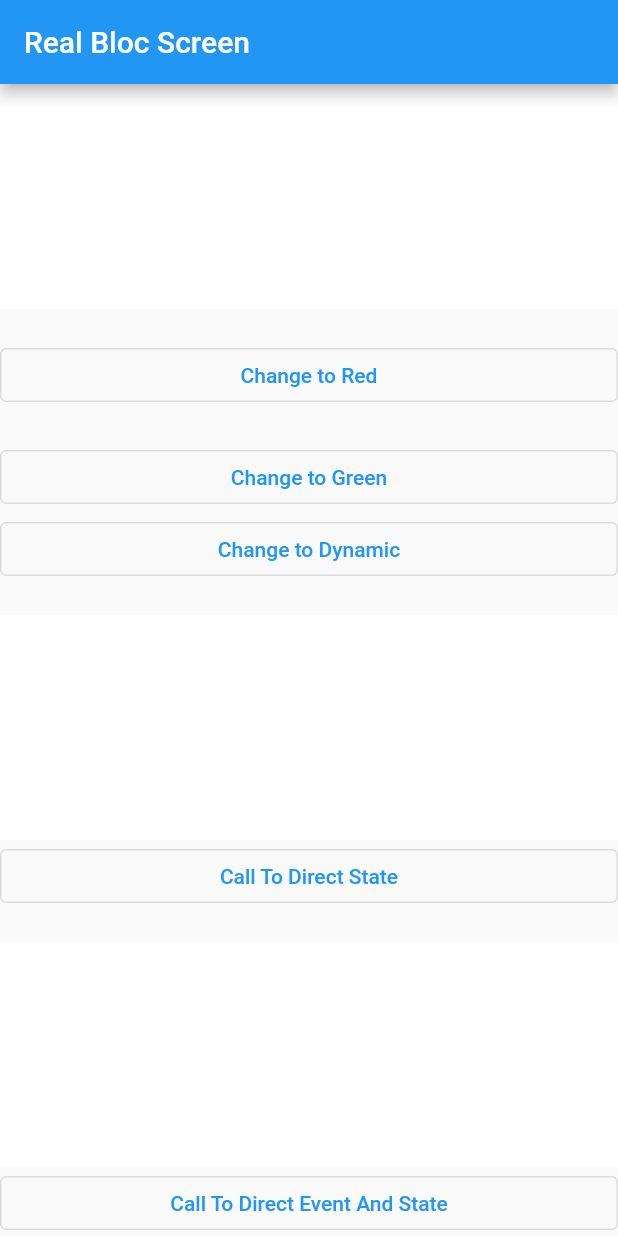
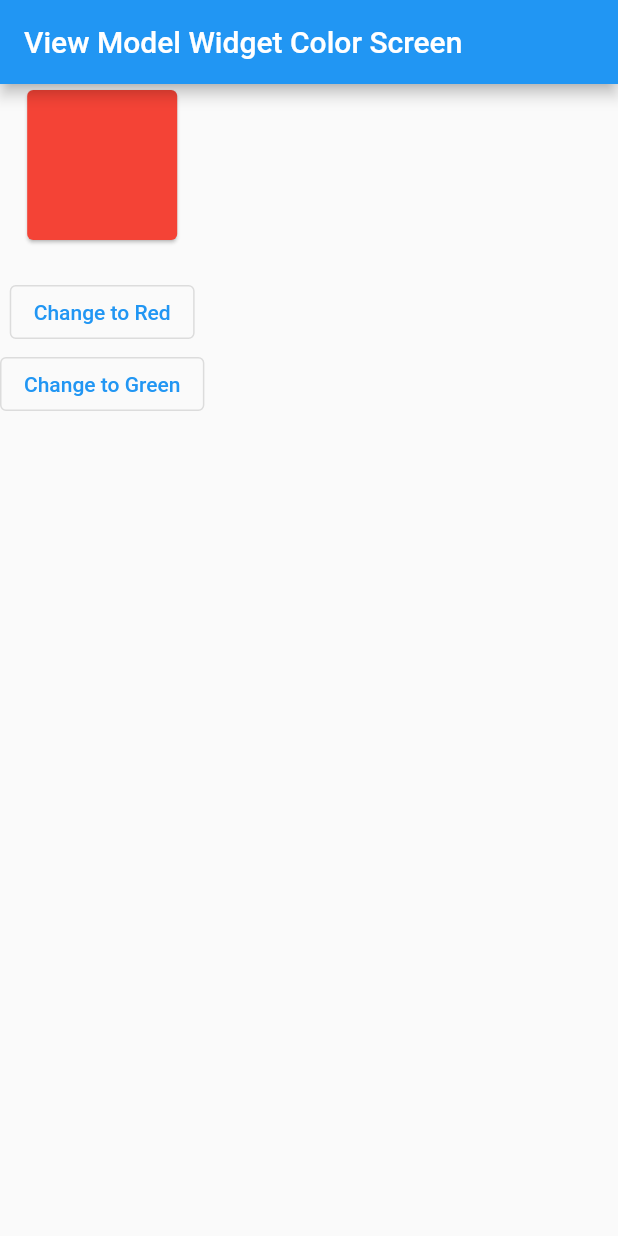
Before and after one commit to root137/state_management, a Flutter app: the screen it shows after launch, on a phone screen of 412 x 824 dp. Run offline on Flutter 3.47's test engine with Material 2 defaults, Android fonts, the phone set to English and light mode, and no system bars; our stand-ins replace flutter_bloc, stacked.

Commit message:
state management using provider and stacked

```diff
--- a/lib/main.dart
+++ b/lib/main.dart
@@ -1,9 +1,10 @@
 import 'package:flutter/material.dart';
 import 'package:flutter_bloc/flutter_bloc.dart';
+import 'package:stacked/stacked.dart';
 import 'package:state_management/stateManagement/bloc/blocObserver/my_bloc_observer.dart';
-import 'package:state_management/stateManagement/bloc/color_cubit.dart';
 import 'package:state_management/stateManagement/bloc/realBloc/color_bloc.dart';
-import 'package:state_management/stateManagement/bloc/realBloc/real_bloc_screen.dart';
+import 'package:state_management/stateManagement/stacked/color_view_model.dart';
+import 'package:state_management/stateManagement/stacked/color_with_view_model_widget_screen.dart';
 
 void main() {
   ///setting my bloc observer here...
@@ -28,10 +29,13 @@ class MyApp extends StatelessWidget {
         theme: ThemeData(
           primarySwatch: Colors.blue,
         ),
-        home: BlocProvider(
-          create: (_) => ColorCubit(),
-          child: RealBlocScreen(),
+        home: ViewModelBuilder<ColorViewModel>.nonReactive(
+          viewModelBuilder: () => ColorViewModel(),
+          builder: (context, viewModel, child) {
+            return ColorWithViewModelWidgetScreen();
+          },
         ),
+        // home: ReactiveColorScreen(),
       ),
     );
   }
--- /dev/null
+++ b/lib/stateManagement/provider/color_provider.dart
@@ -0,0 +1,15 @@
+import 'package:flutter/material.dart';
+
+class ColorProvider extends ChangeNotifier {
+  Color color = Colors.red;
+
+  void changeColorToRed() {
+    color = Colors.red;
+    notifyListeners();
+  }
+
+  void changeColorToGreen() {
+    color = Colors.green;
+    notifyListeners();
+  }
+}
--- /dev/null
+++ b/lib/stateManagement/stacked/color_view_model.dart
@@ -0,0 +1,15 @@
+import 'package:flutter/material.dart';
+
+class ColorViewModel extends ChangeNotifier {
+  Color color = Colors.red;
+
+  void changeColorToRed() {
+    color = Colors.red;
+    notifyListeners();
+  }
+
+  void changeColorToGreen() {
+    color = Colors.green;
+    notifyListeners();
+  }
+}
--- /dev/null
+++ b/lib/stateManagement/stacked/color_with_view_model_widget_screen.dart
@@ -0,0 +1,44 @@
+import 'package:flutter/material.dart';
+import 'package:stacked/stacked.dart';
+import 'package:state_management/stateManagement/stacked/color_view_model.dart';
+
+class ColorWithViewModelWidgetScreen extends ViewModelWidget<ColorViewModel> {
+  @override
+  Widget build(BuildContext context, viewModel) {
+    return Scaffold(
+      appBar: AppBar(
+        title: Text('View Model Widget Color Screen'),
+      ),
+      body: Column(
+        children: [
+          Card(
+            color: viewModel.color,
+            child: SizedBox(
+              height: 100,
+              width: 100,
+            ),
+          ),
+          SizedBox(
+            height: 20,
+          ),
+          OutlinedButton(
+            onPressed: () {
+              viewModel.changeColorToRed();
+            },
+            child: Text(
+              'Change to Red',
+            ),
+          ),
+          OutlinedButton(
+            onPressed: () {
+              viewModel.changeColorToGreen();
+            },
+            child: Text(
+              'Change to Green',
+            ),
+          ),
+        ],
+      ),
+    );
+  }
+}
--- a/pubspec.yaml
+++ b/pubspec.yaml
@@ -38,6 +38,8 @@ dependencies:
   cupertino_icons: ^1.0.2
   http: ^0.13.5
   flutter_bloc: ^8.1.1
+  stacked: ^3.0.0
+  provider: ^6.0.4
 
 dev_dependencies:
   flutter_test:
```
Also changed, not shown: lib/stateManagement/bloc/realBloc/practice/text_cubit.dart (added, +38 -0 lines), lib/stateManagement/bloc/realBloc/practice/text_screen.dart (added, +56 -0 lines), lib/stateManagement/provider/color_provider_screen.dart (added, +46 -0 lines), lib/stateManagement/stacked/reactive_color_screen.dart (added, +51 -0 lines), pubspec.lock.
